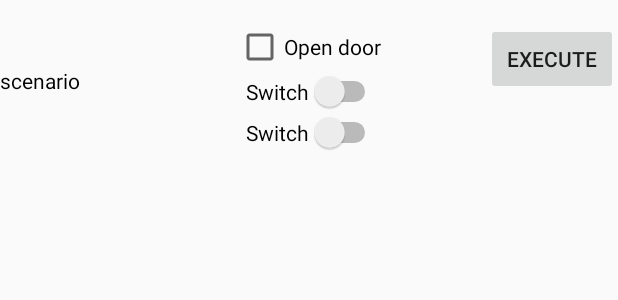
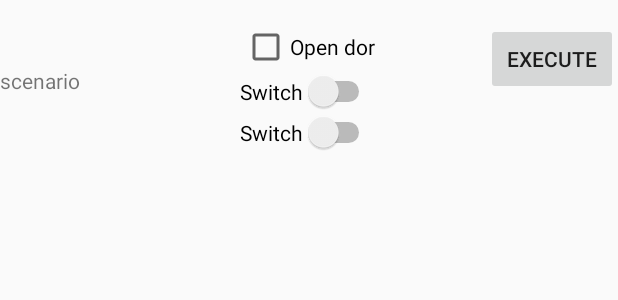
Before and after one commit to faliherizo/smathouse, an Android app: the layout scenario_dtl.xml on its own in the app's theme, with its tools: preview values and no code run, on a phone screen of 412 x 824 dp. Shown: the top 300 px of the screen. Run offline under Robolectric (Android 15) with nearby library versions, the phone set to English and light mode, and no system bars.

Commit message:
design test2

```diff
--- a/mobile/src/main/res/layout/scenario_dtl.xml
+++ b/mobile/src/main/res/layout/scenario_dtl.xml
@@ -15,11 +15,10 @@
         android:layout_alignParentEnd="true" />
 
     <CheckBox
-        android:text="Open door"
+        android:text="Open dor"
         android:layout_width="wrap_content"
         android:layout_height="wrap_content"
         android:id="@+id/radioButtonOpendor"
-        android:textColor="@color/black"
         android:layout_alignTop="@+id/button3"
         android:layout_centerHorizontal="true" />
 
@@ -45,11 +44,9 @@
         android:text="scenario"
         android:layout_width="wrap_content"
         android:layout_height="wrap_content"
-        android:textColor="@color/black"
         android:id="@+id/textView"
         android:layout_alignBottom="@+id/button3"
         android:layout_alignParentLeft="true"
         android:layout_alignParentStart="true" />
 
-
 </RelativeLayout>
```
